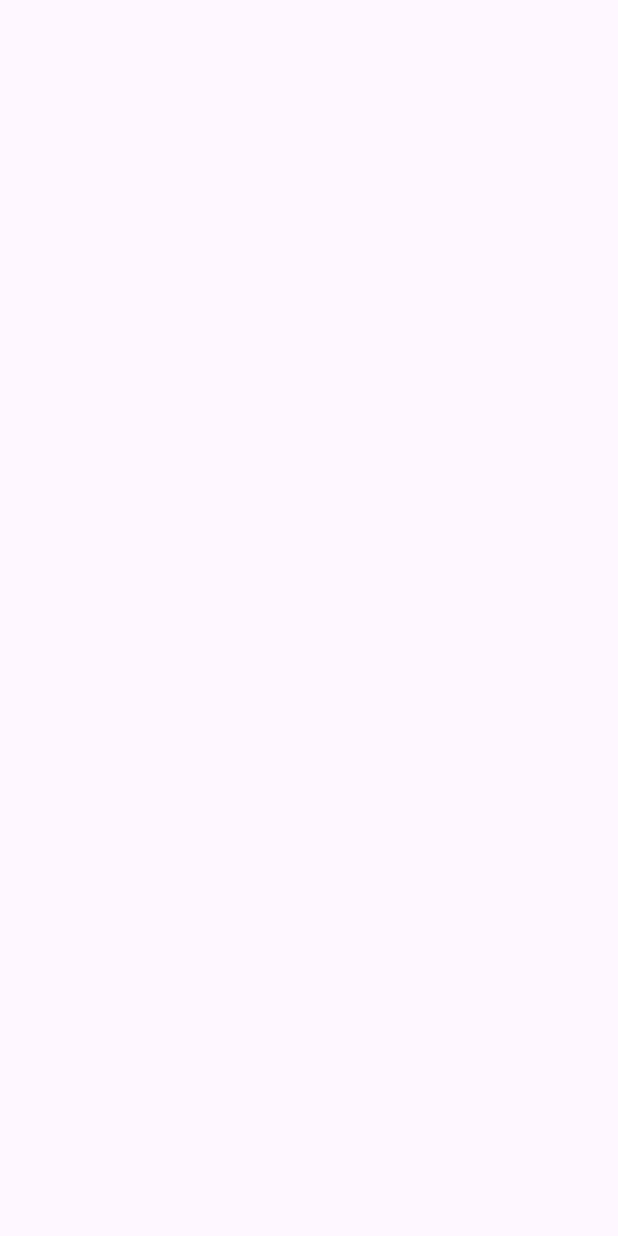
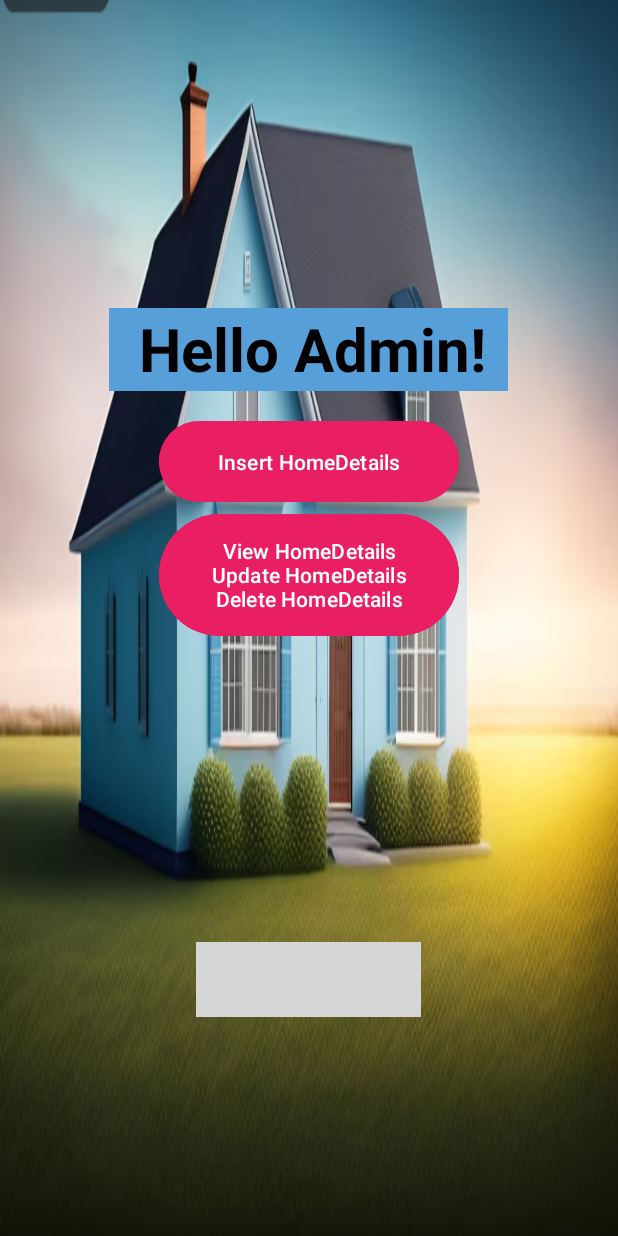
Before and after one commit to Munira79/Rent-Home, an Android app: the AdminHomeActivity screen opened directly, with no data from a screen before it, on a phone screen of 412 x 824 dp. Before the commit the screen is empty. Run offline under Robolectric (Android 15) with nearby library versions, the phone set to English and light mode, and no system bars; grey boxes are pictures that could not be loaded.

Commit message:
Second Commit

```diff
--- a/app/src/main/java/com/example/homequest/AdminHomeActivity.java
+++ b/app/src/main/java/com/example/homequest/AdminHomeActivity.java
@@ -1,24 +1,37 @@
 package com.example.homequest;
 
+import android.content.Intent;
 import android.os.Bundle;
+import android.widget.Button;
+import android.widget.ImageButton;
 
-import androidx.activity.EdgeToEdge;
 import androidx.appcompat.app.AppCompatActivity;
-import androidx.core.graphics.Insets;
-import androidx.core.view.ViewCompat;
-import androidx.core.view.WindowInsetsCompat;
 
 public class AdminHomeActivity extends AppCompatActivity {
 
     @Override
     protected void onCreate(Bundle savedInstanceState) {
         super.onCreate(savedInstanceState);
-        EdgeToEdge.enable(this);
         setContentView(R.layout.activity_admin_home);
-        ViewCompat.setOnApplyWindowInsetsListener(findViewById(R.id.main), (v, insets) -> {
-            Insets systemBars = insets.getInsets(WindowInsetsCompat.Type.systemBars());
-            v.setPadding(systemBars.left, systemBars.top, systemBars.right, systemBars.bottom);
-            return insets;
+
+        Button btnInsertHome = findViewById(R.id.btn_insert_home);
+        Button btnViewHome = findViewById(R.id.btn_view_home);
+        ImageButton chatButton = findViewById(R.id.chat_button); // Add this line
+
+        btnInsertHome.setOnClickListener(v -> {
+            Intent intent = new Intent(AdminHomeActivity.this, InsertHomeDetails.class);
+            startActivity(intent);
+        });
+
+        btnViewHome.setOnClickListener(v -> {
+            Intent intent = new Intent(AdminHomeActivity.this, ViewHomeDetail.class);
+            startActivity(intent);
+        });
+
+        // Set an OnClickListener for the chat button
+        chatButton.setOnClickListener(v -> {
+            Intent intent = new Intent(AdminHomeActivity.this, AdminMessage.class);
+            startActivity(intent);
         });
     }
 }
--- a/app/src/main/res/layout/activity_admin_home.xml
+++ b/app/src/main/res/layout/activity_admin_home.xml
@@ -1,10 +1,71 @@
 <?xml version="1.0" encoding="utf-8"?>
-<androidx.constraintlayout.widget.ConstraintLayout xmlns:android="http://schemas.android.com/apk/res/android"
-    xmlns:app="http://schemas.android.com/apk/res-auto"
-    xmlns:tools="http://schemas.android.com/tools"
-    android:id="@+id/main"
+<LinearLayout xmlns:android="http://schemas.android.com/apk/res/android"
     android:layout_width="match_parent"
     android:layout_height="match_parent"
-    tools:context=".AdminHomeActivity">
+    android:background="@drawable/img_3"
+    android:orientation="vertical"
+    android:gravity="center">
 
-</androidx.constraintlayout.widget.ConstraintLayout>
+
+    <TextView
+        android:layout_width="266dp"
+        android:layout_height="55dp"
+        android:text="  Hello Admin!"
+        android:layout_marginTop="60dp"
+        android:background="#579FD9"
+        android:layout_gravity="center"
+        android:textSize="40sp"
+        android:textStyle="bold"
+        android:textColor="@color/black"/>
+
+    <Button
+        android:id="@+id/btn_insert_home"
+        android:layout_width="200dp"
+        android:layout_height="62dp"
+        android:backgroundTint="#E91E63"
+        android:layout_marginTop="16dp"
+        android:text="Insert HomeDetails" />
+
+    <Button
+        android:id="@+id/btn_view_home"
+        android:layout_width="200dp"
+        android:layout_height="89dp"
+        android:backgroundTint="#E91E63"
+        android:text="View HomeDetails\nUpdate HomeDetails\nDelete HomeDetails" />
+
+    <LinearLayout
+        android:layout_width="wrap_content"
+        android:layout_height="wrap_content"
+        android:layout_centerInParent="true"
+        android:backgroundTint="@color/black"
+        android:layout_marginTop="200dp"
+        android:orientation="horizontal">
+
+        <ImageButton
+            android:id="@+id/chat_button"
+            android:layout_width="50dp"
+            android:layout_height="50dp"
+            android:layout_gravity="center"
+            android:src="@drawable/chat"
+            android:scaleType="fitCenter"/>
+
+        <ImageButton
+            android:layout_width="50dp"
+            android:layout_height="50dp"
+            android:layout_gravity="center"
+            android:src="@drawable/baseline_home_24"
+            android:scaleType="fitCenter"
+            />
+        <ImageButton
+            android:layout_width="50dp"
+            android:layout_height="50dp"
+            android:layout_gravity="center"
+            android:src="@drawable/settings"
+            android:scaleType="fitCenter"/>
+
+
+
+
+    </LinearLayout>
+
+</LinearLayout>
```
Also changed, not shown: app/src/main/AndroidManifest.xml (+41 -2 lines), app/src/main/java/com/example/homequest/InsertHomeDetails.java (added, +101 -0 lines), app/src/main/java/com/example/homequest/MainActivity.java (+50 -4 lines), app/src/main/res/layout/activity_identify.xml (+25 -14 lines), app/src/main/res/layout/activity_insert_home_details.xml (added, +86 -0 lines), app/src/main/res/layout/activity_main.xml (+5 -4 lines), app/src/main/res/layout/activity_welcome_screen.xml (+15 -4 lines), app/src/main/res/drawable/img5.jpg (added).
